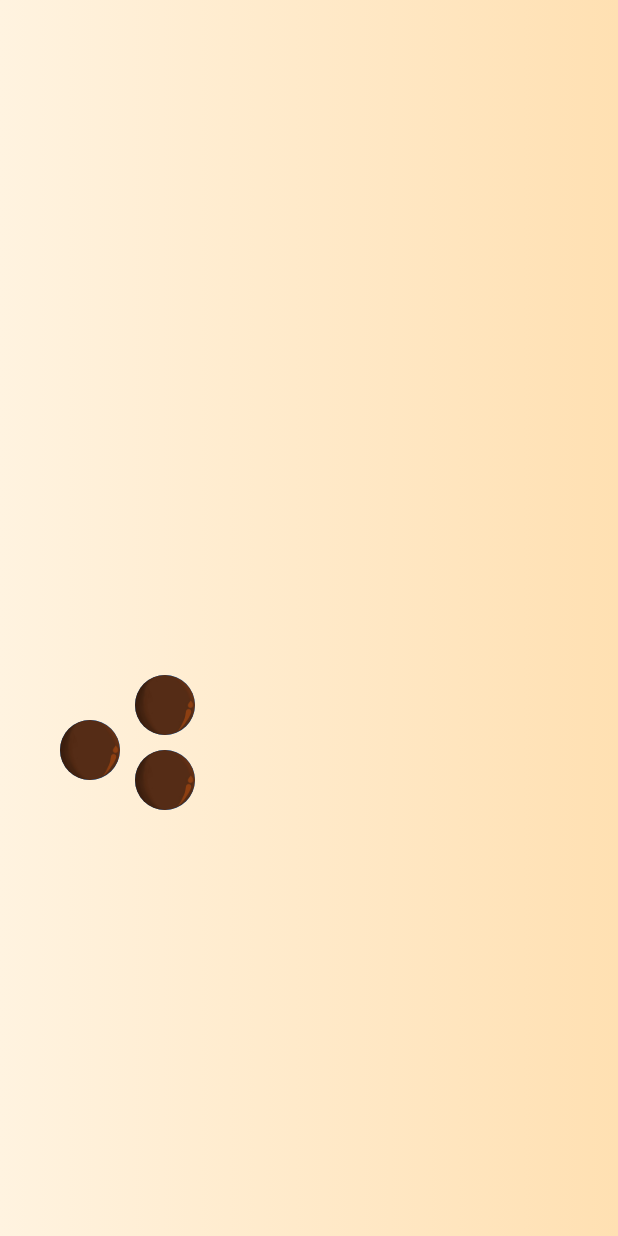
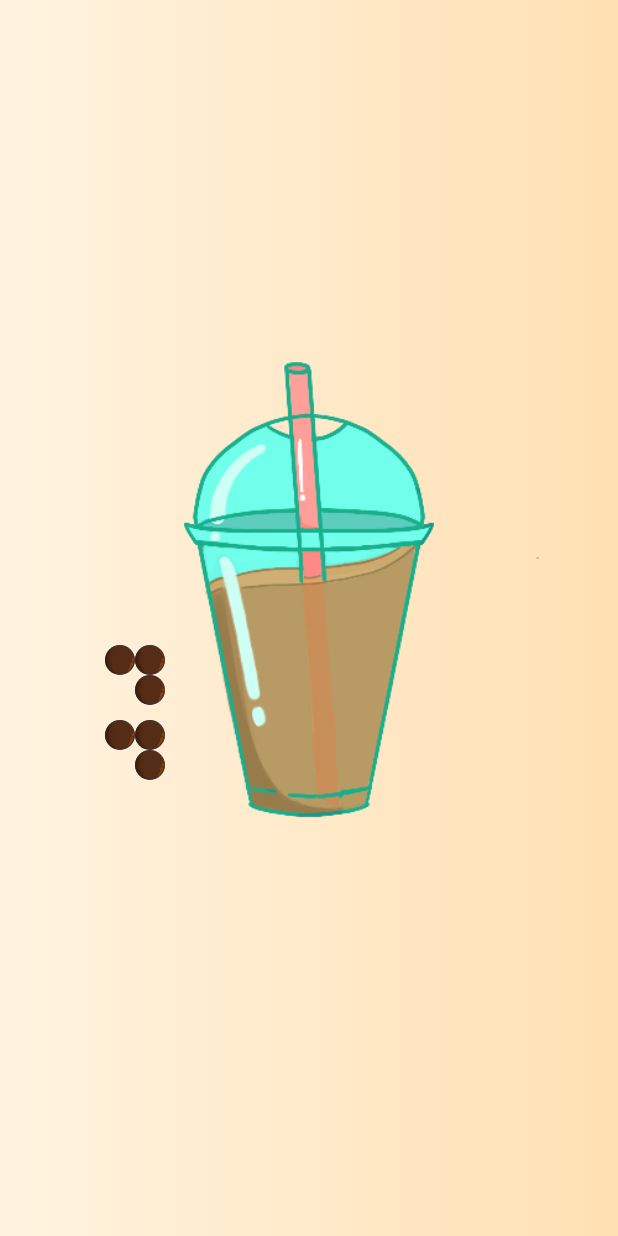
Before and after one commit to k-ly73/BobaFrenzy, a Flutter app: the GenerateDrink screen opened by its route, on a phone screen of 412 x 824 dp. Run offline on Flutter 3.47's test engine with Material 2 defaults, Android fonts, the phone set to English and light mode, and no system bars; our stand-ins replace cloud_firestore, firebase_auth, firebase_core, firebase_database, shared_preferences; accounts and stored records are empty.

Commit message:
Update generate drinks

```diff
--- a/app/lib/main.dart
+++ b/app/lib/main.dart
@@ -18,7 +18,7 @@ class MyApp extends StatelessWidget {
     return MaterialApp(
       theme: ThemeData(primaryColor: Colors.green[900]),
 
-      home: IntroScreen(),
+      home: GenerateDrink(),
       routes: <String, WidgetBuilder> {
         "/profile": (BuildContext context) => new ProfileScreen(),
         "/collections": (BuildContext context) => new CollectionsPage(),
--- a/app/lib/screens/generate_drink.dart
+++ b/app/lib/screens/generate_drink.dart
@@ -37,7 +37,7 @@ class DragArea extends MultiChildLayoutDelegate {
 
   @override
   void performLayout(Size size) {
-    for(int i = 0; i < 3; i++) {
+    for(int i = 0; i < 6; i++) {
       layoutChild('t' + i.toString(), BoxConstraints.loose(size));
       positionChild('t' + i.toString(), Offset(p[i].x, p[i].y));
     }
@@ -54,13 +54,17 @@ class _GenerateDrink extends State<GenerateDrink> {
 
   @override
   Widget build(BuildContext context){
-    position.add(Position(90, 500));
-    position.add(Position(90, 450));
-    position.add(Position(40, 480));
+
 
     return Scaffold(
-      body: new Container(
+      body: new Stack (
+        children: <Widget>[
+          Container(
             decoration: BoxDecoration(
+              image: DecorationImage(
+                image: AssetImage('lib/assets/milktea_temp.PNG'),
+                fit: BoxFit.contain
+              ),
               gradient: LinearGradient(
                 begin: Alignment.bottomLeft,
                 end: Alignment.bottomRight,
@@ -70,15 +74,36 @@ class _GenerateDrink extends State<GenerateDrink> {
             child: new Center(
               child: CustomMultiChildLayout(
                 delegate: DragArea(position),
-            children: <Widget>[
+                children:
+                  layoutsBubbleTea()
+
+              )
+            )
+          )
+        ]
+      )
+
+    );
+  }
+
+  List<Widget> layoutsBubbleTea() {
+    position.add(Position(90, 500));
+    position.add(Position(90, 450));
+    position.add(Position(70, 480));
+    position.add(Position(70, 430));
+    position.add(Position(90, 430));
+    position.add(Position(90, 480));
+    return [
       LayoutId(
         id: 't0',
         child: Draggable(
           child: CircleAvatar(
             backgroundImage: AssetImage("lib/assets/Boba.png"),
+            radius: 10.0,
           ),
           feedback: CircleAvatar(
             backgroundImage: AssetImage("lib/assets/Boba.png"),
+            radius: 10.0,
           ),
           childWhenDragging: Container(),
           onDragEnd: (DraggableDetails d) {
@@ -93,9 +118,11 @@ class _GenerateDrink extends State<GenerateDrink> {
         child: Draggable(
           child: CircleAvatar(
             backgroundImage: AssetImage("lib/assets/Boba.png"),
+            radius: 10.0,
           ),
           feedback: CircleAvatar(
             backgroundImage: AssetImage("lib/assets/Boba.png"),
+            radius: 10.0,
           ),
           childWhenDragging: Container(),
           onDragEnd: (DraggableDetails d) {
@@ -110,9 +137,11 @@ class _GenerateDrink extends State<GenerateDrink> {
         child: Draggable(
           child: CircleAvatar(
             backgroundImage: AssetImage("lib/assets/Boba.png"),
+            radius: 10.0,
           ),
           feedback: CircleAvatar(
             backgroundImage: AssetImage("lib/assets/Boba.png"),
+            radius: 10.0,
           ),
           childWhenDragging: Container(),
           onDragEnd: (DraggableDetails d) {
@@ -121,11 +150,64 @@ class _GenerateDrink extends State<GenerateDrink> {
             });
           }
         )
+      ),
+      LayoutId(
+        id: 't3',
+        child: Draggable(
+          child: CircleAvatar(
+            backgroundImage: AssetImage("lib/assets/Boba.png"),
+            radius: 10.0,
+          ),
+          feedback: CircleAvatar(
+            backgroundImage: AssetImage("lib/assets/Boba.png"),
+            radius: 10.0,
+          ),
+          childWhenDragging: Container(),
+          onDragEnd: (DraggableDetails d) {
+            setState((){
+              position[3].setPosition(d.offset.dx, d.offset.dy);
+            });
+          }
         )
-            ],
+      ),
+      LayoutId(
+        id: 't4',
+        child: Draggable(
+          child: CircleAvatar(
+            backgroundImage: AssetImage("lib/assets/Boba.png"),
+            radius: 10.0,
+          ),
+          feedback: CircleAvatar(
+            backgroundImage: AssetImage("lib/assets/Boba.png"),
+            radius: 10.0,
+          ),
+          childWhenDragging: Container(),
+          onDragEnd: (DraggableDetails d) {
+            setState((){
+              position[4].setPosition(d.offset.dx, d.offset.dy);
+            });
+          }
+        )
+      ),
+      LayoutId(
+        id: 't5',
+        child: Draggable(
+          child: CircleAvatar(
+            backgroundImage: AssetImage("lib/assets/Boba.png"),
+            radius: 10.0,
+          ),
+          feedback: CircleAvatar(
+            backgroundImage: AssetImage("lib/assets/Boba.png"),
+            radius: 10.0,
+          ),
+          childWhenDragging: Container(),
+          onDragEnd: (DraggableDetails d) {
+            setState((){
+              position[5].setPosition(d.offset.dx, d.offset.dy);
+            });
+          }
         )
       )
-      )
-    );
+    ];
   }
 }
```
Also changed, not shown: app/lib/screens/database.dart (+0 -14 lines), app/lib/screens/login.dart (+25 -27 lines), app/lib/screens/profile.dart (+28 -26 lines), app/lib/screens/review_order.dart (+5 -4 lines), app/lib/assets/egg_pudding.PNG (added), app/lib/assets/milktea_temp.PNG (added). Lines whose indentation alone changed are shown as unchanged.
